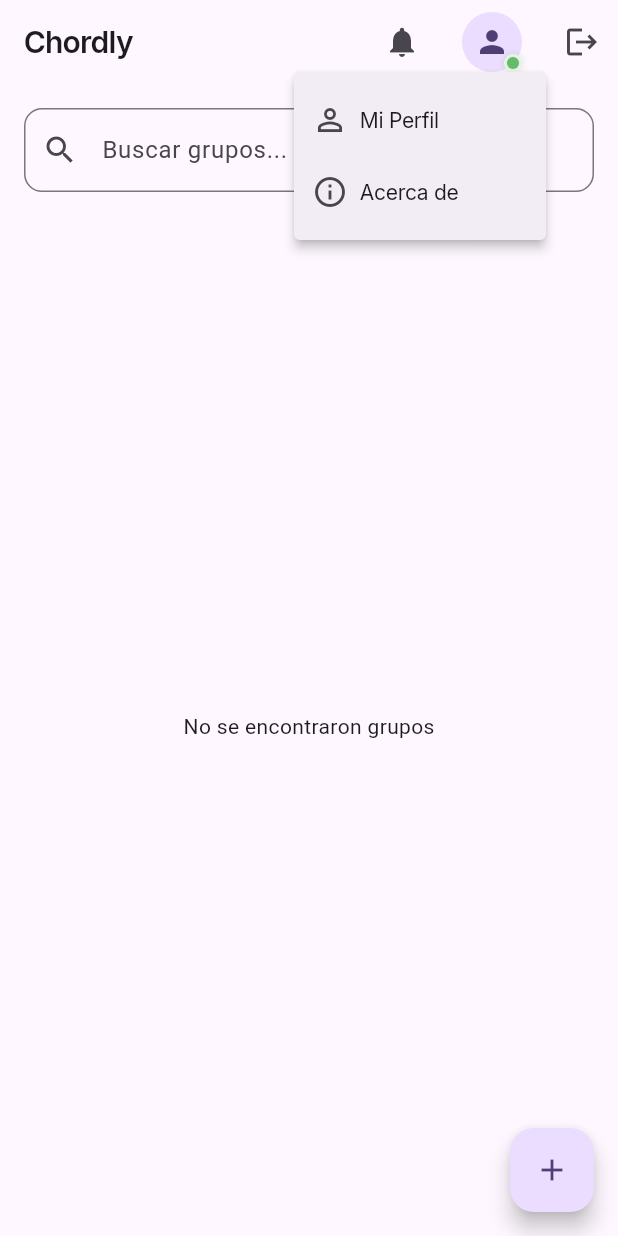
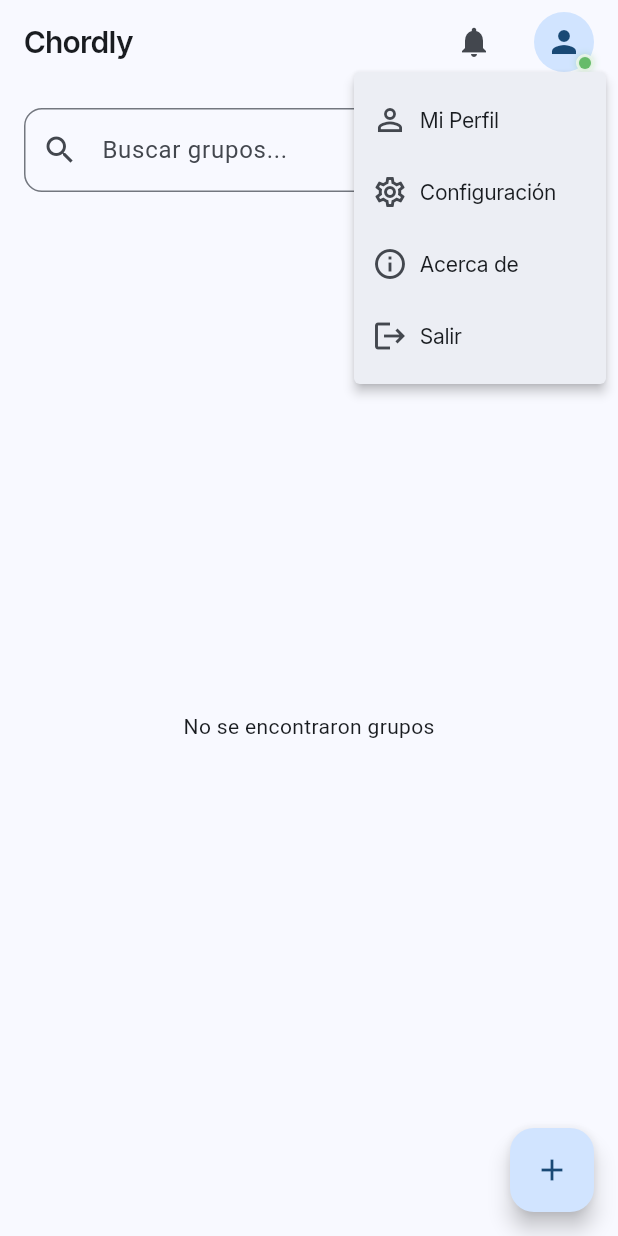
Before and after one commit to githcross/chordly, a Flutter app: the screen it shows once a user with an empty profile is signed in, after a tap on the "person" icon, on a phone screen of 412 x 824 dp. Run offline on Flutter 3.47's test engine with Material 3 defaults, Android fonts, the phone set to English and light mode, and no system bars; our stand-ins replace audioplayers, cloud_firestore, file_picker, firebase_auth, firebase_core, firebase_storage and 9 more; missing offline and left inert: firebase_app_check, syncfusion_flutter_pdf; accounts and stored records are empty; generated files the repository leaves out were written again.

Commit message:
MejorasApariencia
Se agrega submenu para elegir modo dark. light or pink

```diff
--- /dev/null
+++ b/lib/core/providers/theme_provider.dart
@@ -0,0 +1,79 @@
+import 'package:flutter/material.dart';
+import 'package:flutter_riverpod/flutter_riverpod.dart';
+import 'package:shared_preferences/shared_preferences.dart';
+
+final themeProvider = StateNotifierProvider<ThemeNotifier, ThemeState>((ref) {
+  return ThemeNotifier();
+});
+
+class ThemeState {
+  final String themeName;
+  final ThemeData themeData;
+
+  ThemeState({required this.themeName, required this.themeData});
+}
+
+class ThemeNotifier extends StateNotifier<ThemeState> {
+  ThemeNotifier()
+      : super(ThemeState(themeName: 'light', themeData: _lightTheme)) {
+    _loadTheme();
+  }
+
+  static final _lightTheme = ThemeData(
+    useMaterial3: true,
+    brightness: Brightness.light,
+    colorScheme: ColorScheme.fromSeed(
+      seedColor: Colors.blue,
+      brightness: Brightness.light,
+    ),
+  );
+
+  static final _darkTheme = ThemeData(
+    useMaterial3: true,
+    brightness: Brightness.dark,
+    colorScheme: ColorScheme.fromSeed(
+      seedColor: Colors.blue,
+      brightness: Brightness.dark,
+    ),
+  );
+
+  static final _pinkTheme = ThemeData(
+    useMaterial3: true,
+    brightness: Brightness.light,
+    colorScheme: ColorScheme.fromSeed(
+      seedColor: Colors.pink,
+      brightness: Brightness.light,
+    ),
+  );
+
+  Future<void> _loadTheme() async {
+    final prefs = await SharedPreferences.getInstance();
+    final themeName = prefs.getString('theme') ?? 'light';
+    setTheme(themeName, saveToPrefs: false);
+  }
+
+  Future<void> setTheme(String themeName, {bool saveToPrefs = true}) async {
+    if (themeName == state.themeName) return; // No cambiar si es el mismo tema
+
+    ThemeData newTheme;
+    switch (themeName) {
+      case 'dark':
+        newTheme = _darkTheme;
+        break;
+      case 'pink':
+        newTheme = _pinkTheme;
+        break;
+      case 'light':
+      default:
+        newTheme = _lightTheme;
+        break;
+    }
+
+    state = ThemeState(themeName: themeName, themeData: newTheme);
+
+    if (saveToPrefs) {
+      final prefs = await SharedPreferences.getInstance();
+      await prefs.setString('theme', themeName);
+    }
+  }
+}
--- a/lib/features/home/presentation/screens/home_screen.dart
+++ b/lib/features/home/presentation/screens/home_screen.dart
@@ -12,6 +12,7 @@ import 'package:google_fonts/google_fonts.dart';
 import 'package:chordly/core/theme/text_styles.dart';
 import 'package:cloud_firestore/cloud_firestore.dart';
 import 'package:chordly/core/services/version_service.dart';
+import 'package:chordly/features/settings/presentation/screens/settings_screen.dart';
 
 class GroupListItem extends StatelessWidget {
   final GroupModel group;
@@ -581,6 +582,27 @@ class _HomeScreenState extends ConsumerState<HomeScreen>
                   PopupMenuItem(
                     child: Row(
                       children: [
+                        const Icon(Icons.settings_outlined),
+                        const SizedBox(width: 8),
+                        Text('Configuración',
+                            style: AppTextStyles.subtitle(context)),
+                      ],
+                    ),
+                    onTap: () {
+                      Future.delayed(
+                        const Duration(seconds: 0),
+                        () => Navigator.push(
+                          context,
+                          MaterialPageRoute(
+                            builder: (context) => const SettingsScreen(),
+                          ),
+                        ),
+                      );
+                    },
+                  ),
+                  PopupMenuItem(
+                    child: Row(
+                      children: [
                         const Icon(Icons.info_outline),
                         const SizedBox(width: 8),
                         Text('Acerca de',
@@ -619,14 +641,20 @@ class _HomeScreenState extends ConsumerState<HomeScreen>
                       );
                     },
                   ),
+                  PopupMenuItem(
+                    child: Row(
+                      children: [
+                        const Icon(Icons.logout),
+                        const SizedBox(width: 8),
+                        Text('Salir', style: AppTextStyles.subtitle(context)),
+                      ],
+                    ),
+                    onTap: () async {
+                      await ref.read(authProvider.notifier).signOut();
+                    },
+                  ),
                 ],
               );
-            },
-          ),
-          IconButton(
-            icon: const Icon(Icons.logout),
-            onPressed: () async {
-              await ref.read(authProvider.notifier).signOut();
             },
           ),
         ],
--- a/lib/main.dart
+++ b/lib/main.dart
@@ -4,9 +4,9 @@ import 'package:flutter_riverpod/flutter_riverpod.dart';
 import 'package:chordly/config/theme/app_theme.dart';
 import 'package:chordly/firebase_options.dart';
 import 'package:chordly/features/auth/presentation/screens/auth_check_screen.dart';
-import 'package:chordly/features/auth/providers/online_status_provider.dart';
 import 'package:chordly/features/songs/services/song_purge_service.dart';
 import 'package:firebase_app_check/firebase_app_check.dart';
+import 'package:chordly/core/providers/theme_provider.dart';
 
 void main() async {
   WidgetsFlutterBinding.ensureInitialized();
@@ -24,32 +24,7 @@ void main() async {
     appleProvider: AppleProvider.appAttest,
   );
 
-  runApp(
-    ProviderScope(
-      child: Builder(
-        builder: (context) {
-          return Consumer(
-            builder: (context, ref, child) {
-              // Observar cambios en el ciclo de vida de la app
-              ref.listen(
-                appLifecycleProvider.select((value) => value.value),
-                (previous, state) {
-                  if (state != null) {
-                    final isOnline = state == AppLifecycleState.resumed;
-                    ref
-                        .read(onlineStatusProvider.notifier)
-                        .updateOnlineStatus(isOnline);
-                  }
-                },
-              );
-
-              return const MyApp();
-            },
-          );
-        },
-      ),
-    ),
-  );
+  runApp(const ProviderScope(child: MyApp()));
 }
 
 class MyApp extends ConsumerWidget {
@@ -57,12 +32,12 @@ class MyApp extends ConsumerWidget {
 
   @override
   Widget build(BuildContext context, WidgetRef ref) {
+    final themeState = ref.watch(themeProvider);
+
     return MaterialApp(
       title: 'Chordly',
       debugShowCheckedModeBanner: false,
-      theme: AppTheme.lightTheme,
-      darkTheme: AppTheme.darkTheme,
-      themeMode: ThemeMode.system,
+      theme: themeState.themeData,
       home: const AuthCheckScreen(),
     );
   }
```
Also changed, not shown: lib/features/settings/presentation/screens/settings_screen.dart (added, +74 -0 lines), pubspec.yaml (line endings or trailing spaces).
